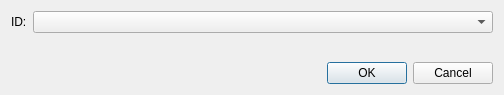
Above: src/Sigil/Form_Files/SelectId.ui from Sigil-Ebook/Sigil before the change. Below: the same form after it.
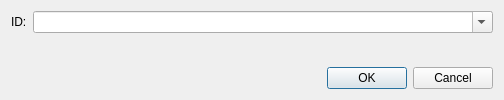
That is the form after the change.

Commit message: Fix Issue 2071: Anchor dialog has disabled textfield.

What changed in the file:
```diff
--- a/src/Sigil/Form_Files/SelectId.ui
+++ b/src/Sigil/Form_Files/SelectId.ui
@@ -7,7 +7,7 @@
     <x>0</x>
     <y>0</y>
     <width>504</width>
-    <height>95</height>
+    <height>100</height>
    </rect>
   </property>
   <property name="windowTitle">
@@ -38,6 +38,9 @@
          <verstretch>0</verstretch>
         </sizepolicy>
        </property>
+       <property name="editable">
+        <bool>true</bool>
+       </property>
       </widget>
      </item>
     </layout>
```
The commit also changes 2 other files.
